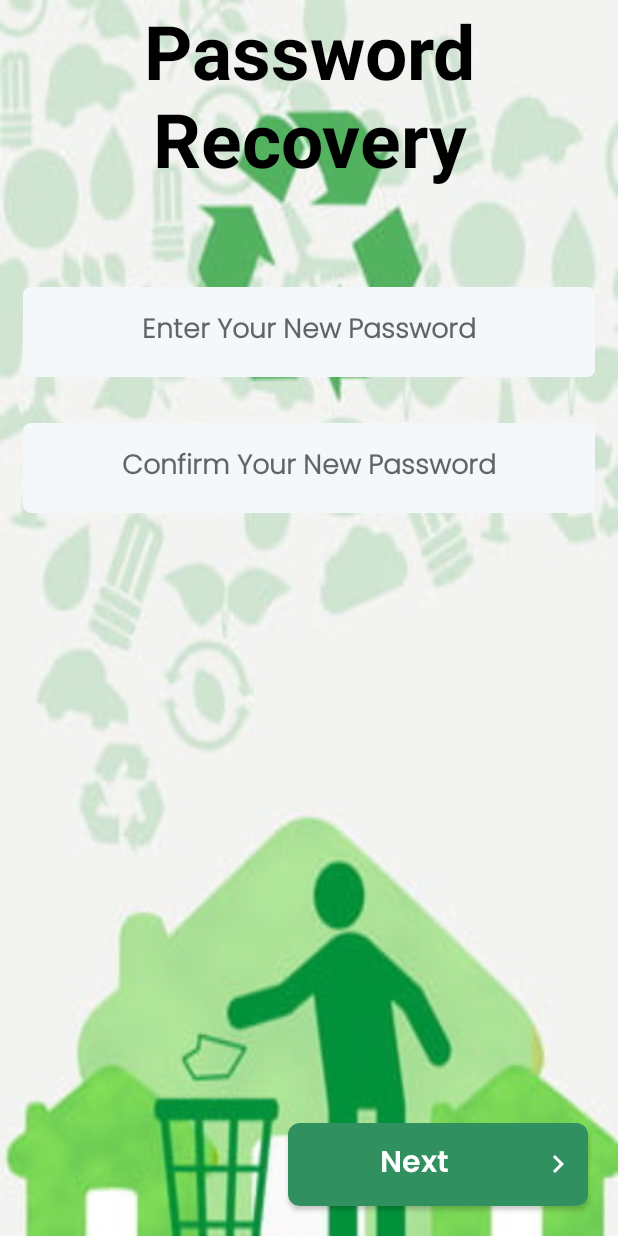
After one commit to ERIC10000/ManagerApp, an Android app: the ForgotPassword screen opened directly, with no data from a screen before it, on a phone screen of 412 x 824 dp. The commit adds this screen. Run offline under Robolectric (Android 15) with nearby library versions, the phone set to English and light mode, and no system bars.

Commit message:
added some fundamental functionalities , as of Tuesday 9:35 am 9-10-2023

```diff
--- a/app/src/main/AndroidManifest.xml
+++ b/app/src/main/AndroidManifest.xml
@@ -13,8 +13,9 @@
         android:theme="@style/Theme.WasteManagerApp"
         tools:targetApi="31">
         <activity
-
-
+            android:name=".ForgotPassword"
+            android:exported="false" />
+        <activity
             android:name=".LoginActivity"
             android:exported="false" />
         <activity
@@ -24,7 +25,6 @@
             android:name=".AccountOptionsActivity"
             android:exported="false" />
         <activity
-
             android:name=".PickerNotification"
             android:exported="false" />
         <activity
--- /dev/null
+++ b/app/src/main/java/com/example/managerapp/ForgotPassword.kt
@@ -0,0 +1,65 @@
+package com.example.managerapp
+
+import android.content.Intent
+import androidx.appcompat.app.AppCompatActivity
+import android.os.Bundle
+import android.widget.EditText
+import android.widget.Toast
+import androidx.appcompat.widget.AppCompatButton
+import com.example.managerapp.helpers.ApiHelper
+import com.example.managerapp.helpers.Constants
+import com.example.managerapp.helpers.PrefsHelper
+import org.json.JSONArray
+import org.json.JSONObject
+
+class ForgotPassword : AppCompatActivity() {
+    override fun onCreate(savedInstanceState: Bundle?) {
+        super.onCreate(savedInstanceState)
+        setContentView(R.layout.activity_forgot_password)
+
+        val passwordLogin = findViewById<EditText>(R.id.passwordLogin)
+        val passwordLogin2 = findViewById<EditText>(R.id.passwordLogin2)
+        val nextButton = findViewById<AppCompatButton>(R.id.next2)
+
+        nextButton.setOnClickListener {
+            if (passwordLogin.text.toString().isEmpty() || passwordLogin2.text.toString()
+                    .isEmpty()
+            ) {
+
+                Toast.makeText(applicationContext, "The passwords do not match", Toast.LENGTH_SHORT)
+                    .show()
+            } else {
+                    val id = PrefsHelper.getPrefs(applicationContext,"id")
+
+                    updatePassword(passwordLogin2 , id.toInt())
+            }
+        }
+    }
+
+    private fun updatePassword(password:EditText , id:Int){
+        val helper = ApiHelper(this)
+        val api = Constants.BASE_URL + "update_password"
+        val body = JSONObject()
+        body.put("password",password.text.toString())
+        body.put("id",id)
+
+        helper.post(api , body , object:ApiHelper.CallBack{
+            override fun onSuccess(result: JSONArray?) {
+
+            }
+
+            override fun onSuccess(result: JSONObject?) {
+                var response = result?.getString("message")
+                Toast.makeText(applicationContext, response, Toast.LENGTH_SHORT).show()
+                if (response == "Password Updated successfully"){
+                    val intent = Intent(applicationContext , LoginActivity::class.java)
+                    startActivity(intent)
+                }
+            }
+
+            override fun onFailure(result: String?) {
+                Toast.makeText(applicationContext, "An error occurred , Please try again later", Toast.LENGTH_SHORT).show()
+            }
+        })
+    }
+}
--- a/app/src/main/java/com/example/managerapp/MainActivity.kt
+++ b/app/src/main/java/com/example/managerapp/MainActivity.kt
@@ -14,6 +14,7 @@ import androidx.swiperefreshlayout.widget.SwipeRefreshLayout
 import com.example.managerapp.adapters.UnApprovedMembersAdapter
 import com.example.managerapp.helpers.ApiHelper
 import com.example.managerapp.helpers.Constants
+import com.example.managerapp.helpers.PrefsHelper
 import com.example.managerapp.models.ApprovedMemberItem
 import com.google.gson.GsonBuilder
 import org.json.JSONArray
@@ -48,7 +49,9 @@ class MainActivity : AppCompatActivity() {
 
         val text: TextView = findViewById(R.id.noApprovals)
         val managerTitle = findViewById<TextView>(R.id.managerTitle)
-        managerTitle.text = "Hello"
+        val firstName = PrefsHelper.getPrefs(applicationContext , "firstName")
+        val lastName = PrefsHelper.getPrefs(applicationContext , "lastName")
+        managerTitle.text = firstName + " " + lastName
         fetchUnapprovedMembers(text)
 
         swipe = findViewById(R.id.swipe)
--- /dev/null
+++ b/app/src/main/res/layout/activity_forgot_password.xml
@@ -0,0 +1,74 @@
+<?xml version="1.0" encoding="utf-8"?>
+<LinearLayout
+    xmlns:android="http://schemas.android.com/apk/res/android"
+    xmlns:app="http://schemas.android.com/apk/res-auto"
+    xmlns:tools="http://schemas.android.com/tools"
+    android:layout_width="match_parent"
+    android:layout_height="match_parent"
+    android:orientation="vertical"
+    android:background="@drawable/bg"
+    tools:context=".ForgotPassword">
+    <LinearLayout
+        android:layout_width="match_parent"
+        android:layout_height="wrap_content"
+        android:layout_weight="1"
+        android:orientation="vertical">
+
+        <TextView
+            android:layout_width="match_parent"
+            android:layout_height="wrap_content"
+            android:text="Password Recovery"
+            android:textSize="50sp"
+            android:textColor="@color/black"
+            android:gravity="center"
+            android:layout_marginBottom="50dp"
+            android:textStyle="bold"/>
+
+        <EditText
+            android:id="@+id/passwordLogin"
+            android:layout_width="match_parent"
+            android:layout_height="60dp"
+            app:layout_constraintStart_toStartOf="@id/guidelineLeft"
+            app:layout_constraintEnd_toEndOf="@id/guidelineRight"
+            app:layout_constraintTop_toBottomOf="@id/emailLogin"
+            style="@style/editText"
+            android:hint="Enter Your New Password"
+            android:inputType="textPassword"
+            android:layout_margin="15dp"/>
+
+        <EditText
+            android:id="@+id/passwordLogin2"
+            android:layout_width="match_parent"
+            android:layout_height="60dp"
+            app:layout_constraintStart_toStartOf="@id/guidelineLeft"
+            app:layout_constraintEnd_toEndOf="@id/guidelineRight"
+            app:layout_constraintTop_toBottomOf="@id/emailLogin"
+            style="@style/editText"
+            android:hint="Confirm Your New Password"
+            android:inputType="textPassword"
+            android:layout_margin="15dp"/>
+
+    </LinearLayout>
+
+    <androidx.appcompat.widget.AppCompatButton
+        android:id="@+id/next2"
+        android:layout_gravity="right"
+        android:layout_margin="20dp"
+        android:layout_width="200dp"
+        android:layout_height="55dp"
+        style="@style/blueButtonStyle"
+        android:fontFamily="@font/poppins_thin"
+        android:text="Next"
+        android:layout_marginTop="5dp"
+        android:drawableRight="@drawable/arrow_right"
+        android:drawableTint="@color/white"
+        android:drawablePadding="8dp"
+        android:padding="8dp"
+        android:textColor="@color/white"
+        app:layout_constraintEnd_toEndOf="@id/guidelineRight"
+        app:layout_constraintStart_toStartOf="@id/guidelineLeft"
+        app:layout_constraintTop_toBottomOf="@id/idNumber"
+        app:layout_constraintBottom_toBottomOf="parent"/>
+
+
+</LinearLayout>
```
Also changed, not shown: app/src/main/java/com/example/managerapp/LoginActivity.kt (+18 -1 lines), app/src/main/java/com/example/managerapp/PickerNotification.kt (+41 -0 lines), app/src/main/res/layout/activity_login.xml (+2 -12 lines), app/src/main/res/layout/activity_picker_notification.xml (+13 -1 lines).
